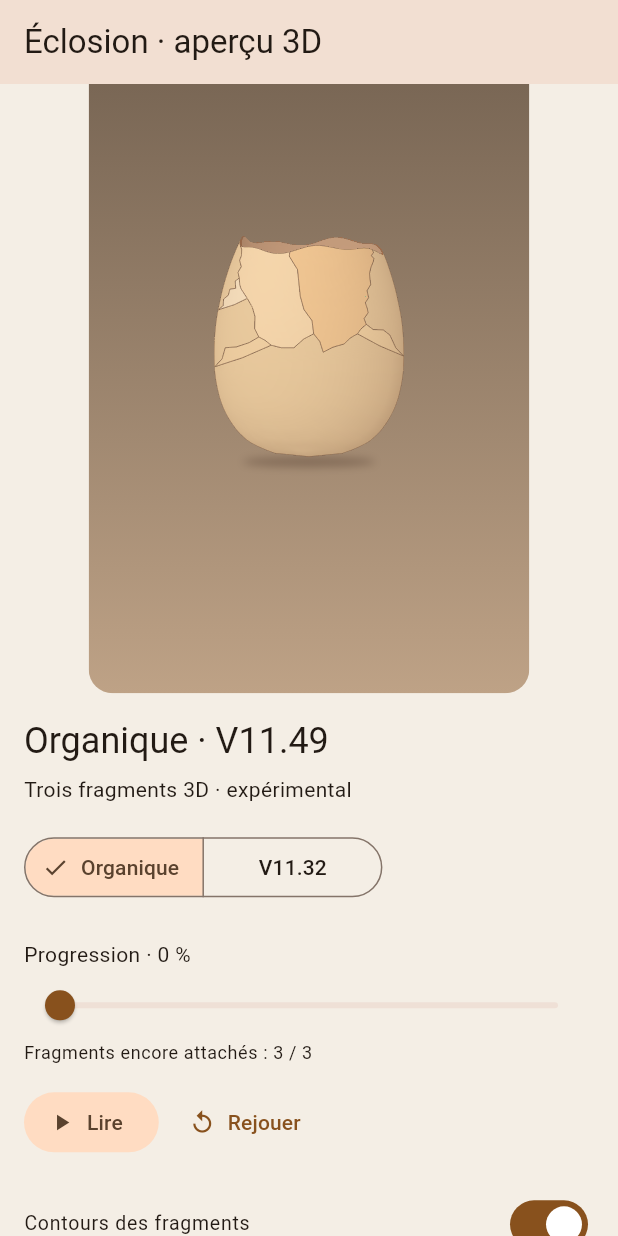
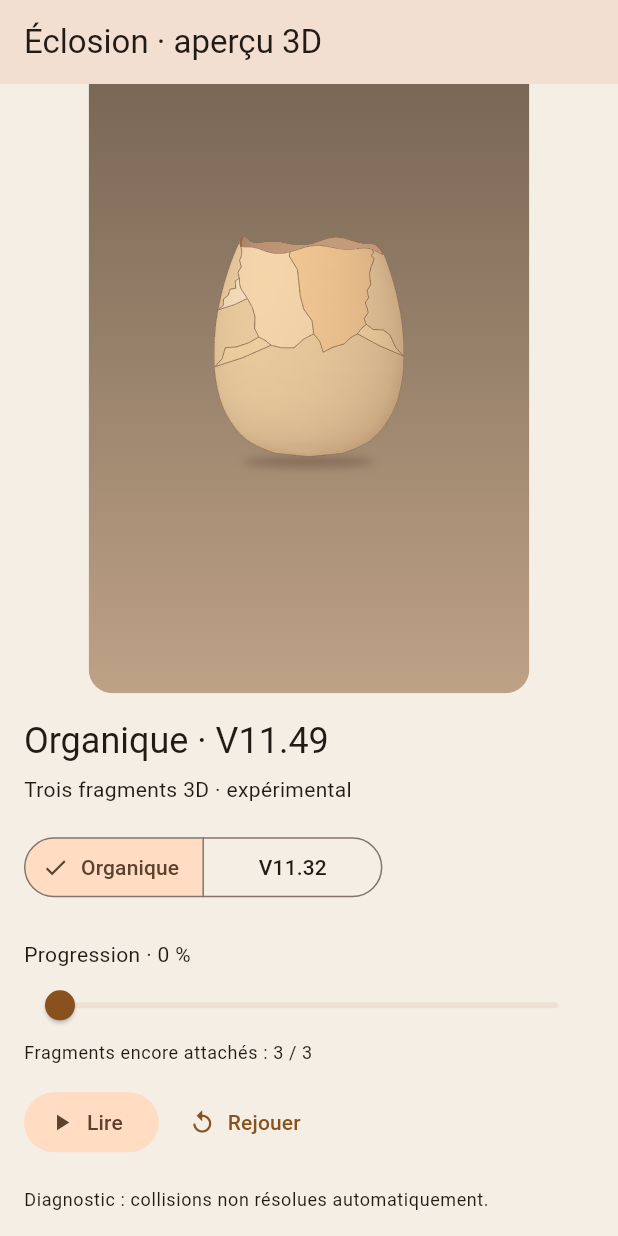
Before and after one commit to yoshimoot/Eclosion, a Flutter app: the screen it shows after launch, scrolled down 132 dp, on a phone screen of 412 x 824 dp. Run offline on Flutter 3.47's test engine with Material 3 defaults, Android fonts, the phone set to English and light mode, and no system bars.

Commit message:
V11.50: remove obsolete fragment contour toggle and mutable Chrome state

```diff
--- a/egg_timer/lib/lab/egg_geometry_preview.dart
+++ b/egg_timer/lib/lab/egg_geometry_preview.dart
@@ -185,7 +185,6 @@ class _EggGeometryPreviewState extends State<EggGeometryPreview>
   late final EggOrganicRearBowlShell _organicRear =
       EggOrganicRearBowlShellBuilder.build(_organicFront);
   int _mode = 4; // Organic first; V11.32 remains available as reference.
-  bool _outlines = true;
 
   @override
   void initState() {
@@ -263,7 +262,7 @@ class _EggGeometryPreviewState extends State<EggGeometryPreview>
               leftPanel: true,
               rightPanel: true,
               showInside: true,
-              outlines: _outlines,
+              outlines: true,
               inspectionYaw: 42,
               exitPlayback: _exitPlayback,
               exitMotion: _exitMotion,
@@ -365,14 +364,6 @@ class _EggGeometryPreviewState extends State<EggGeometryPreview>
         },
       ),
       const SizedBox(height: 20),
-      SwitchListTile(
-        dense: true,
-        contentPadding: EdgeInsets.zero,
-        title: const Text('Contours des fragments'),
-        value: _outlines,
-        onChanged: (value) => setState(() => _outlines = value),
-      ),
-      const SizedBox(height: 8),
       Text(
         _mode == 4
             ? 'Diagnostic : collisions non résolues automatiquement.'
```
